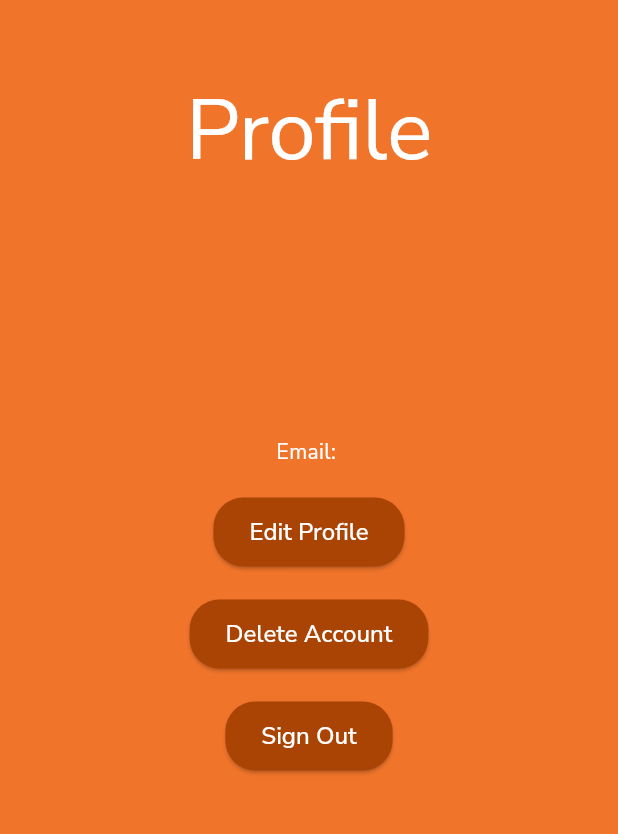
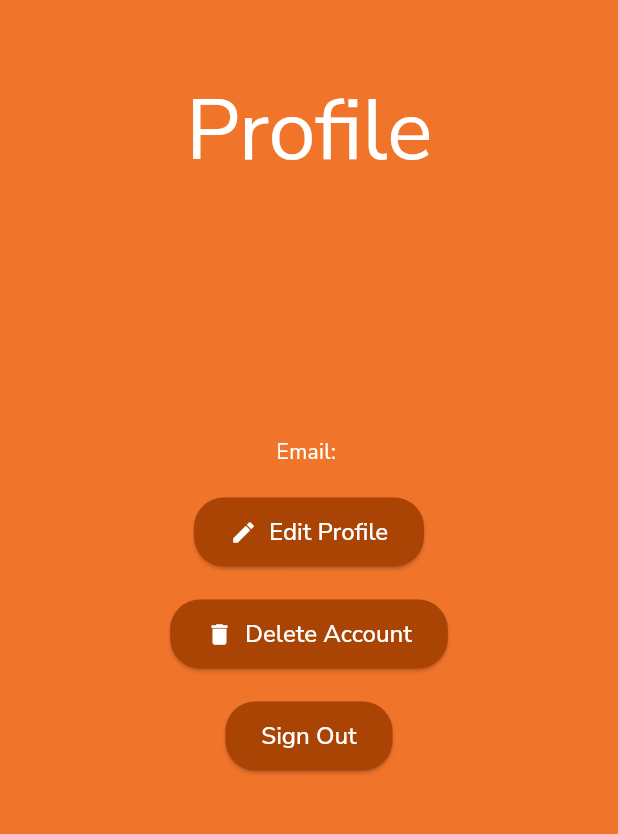
Before and after one commit to lxkedinh/super-youth, a Flutter app: the ProfileScreen screen opened by its route, on a phone screen of 412 x 824 dp, the part 62-896 px from its top. Run offline on Flutter 3.47's test engine with Material 3 defaults, Android fonts, the phone set to English and light mode, and no system bars; our stand-ins replace cloud_firestore, firebase_auth, firebase_core, flutter_dotenv, go_router, google_fonts; missing offline and left inert: chat_gpt_sdk; accounts and stored records are empty.

Commit message:
feat: added icons to some buttons for nicer ui

```diff
--- a/lib/config/theme.dart
+++ b/lib/config/theme.dart
@@ -62,10 +62,7 @@ class AppTheme {
       inputDecorationTheme: InputDecorationTheme(
         filled: false,
         fillColor: surfaceColor,
-        border: OutlineInputBorder(
-          borderRadius: BorderRadius.circular(8),
-          borderSide: BorderSide.none,
-        ),
+        border: OutlineInputBorder(borderRadius: BorderRadius.circular(8)),
         enabledBorder: OutlineInputBorder(
           borderRadius: BorderRadius.circular(8),
           borderSide: BorderSide(color: Colors.black),
--- a/lib/screens/profile_screen.dart
+++ b/lib/screens/profile_screen.dart
@@ -176,19 +176,21 @@ class _ProfileScreenState extends State<ProfileScreen> {
                       style: Theme.of(context).textTheme.headlineSmall,
                     ),
                     Text('Email: $email'),
-                    ElevatedButton(
+                    ElevatedButton.icon(
                       onPressed: () {
                         setState(() {
                           _isEditing = true;
                         });
                       },
-                      child: Text("Edit Profile"),
+                      label: Text("Edit Profile"),
+                      icon: Icon(Icons.edit),
                     ),
-                    ElevatedButton(
+                    ElevatedButton.icon(
                       onPressed: () {
                         _deleteAccount();
                       },
-                      child: Text("Delete Account"),
+                      label: Text("Delete Account"),
+                      icon: Icon(Icons.delete),
                     ),
                     ElevatedButton(
                       onPressed: () async {
--- a/lib/screens/try_screen.dart
+++ b/lib/screens/try_screen.dart
@@ -79,7 +79,7 @@ class _TryScreenState extends State<TryScreen> {
                           return null;
                         },
                       ),
-                      ElevatedButton(
+                      ElevatedButton.icon(
                         onPressed: () {
                           if (_formKey.currentState!.validate()) {
                             context.go(
@@ -91,7 +91,9 @@ class _TryScreenState extends State<TryScreen> {
                             );
                           }
                         },
-                        child: Text("Submit"),
+                        label: Text("Submit"),
+                        icon: Icon(Icons.arrow_forward),
+                        iconAlignment: IconAlignment.end,
                       ),
                     ],
                   ),
--- a/lib/screens/unit_screen.dart
+++ b/lib/screens/unit_screen.dart
@@ -50,9 +50,10 @@ class UnitScreen extends StatelessWidget {
                   textAlign: TextAlign.center,
                 ),
               ),
-              ElevatedButton(
+              ElevatedButton.icon(
                 onPressed: () {},
-                child: Text(
+                icon: Icon(Icons.book),
+                label: Text(
                   "Learn",
                   style: TextTheme.of(context).headlineSmall,
                 ),
```
Also changed, not shown: lib/screens/auth/sign_up_screen.dart (renamed from lib/screens/sign_up_screen.dart, +13 -3 lines).
